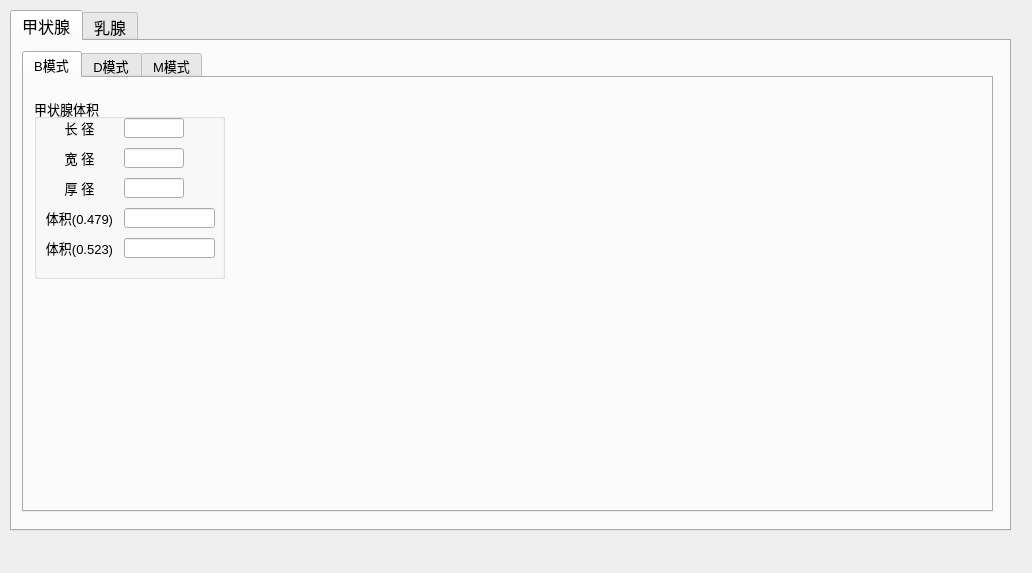
Before: the Qt Designer form tools/Calculator/ui/ui_smp.ui in qingning006/TestCode, drawn with Qt 5.
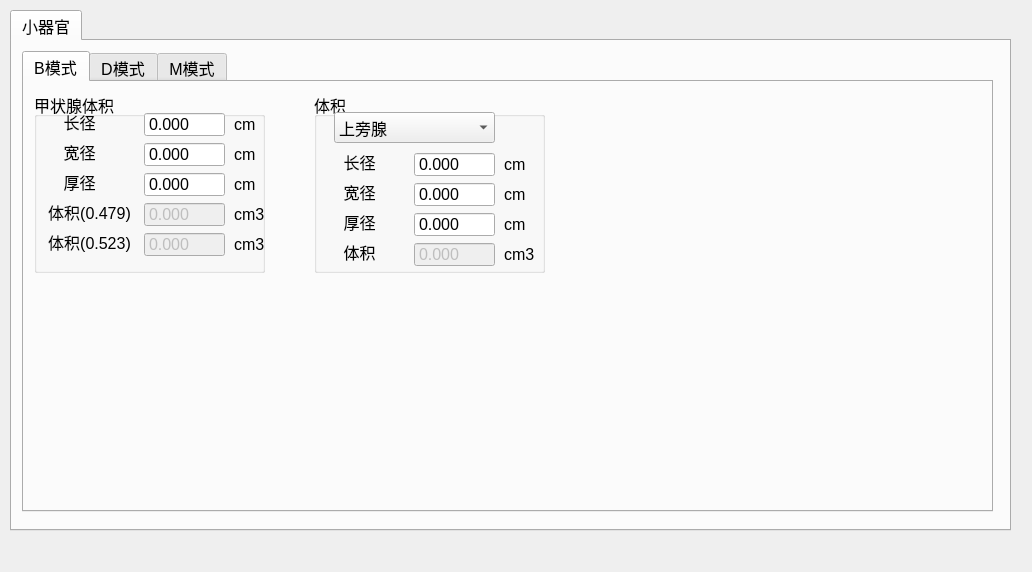
After: the same form once the commit is applied. The open tabs and pages were chosen to show the change.

Commit message: 修改公式计算基类，修改儿科控件，修改腹部，小器官体积计算接口调用

Patch:
```diff
--- a/tools/Calculator/ui/ui_smp.ui
+++ b/tools/Calculator/ui/ui_smp.ui
@@ -7,7 +7,7 @@
     <x>0</x>
     <y>0</y>
     <width>1032</width>
-    <height>573</height>
+    <height>572</height>
    </rect>
   </property>
   <property name="windowTitle">
@@ -37,7 +37,7 @@
      </font>
     </property>
     <attribute name="title">
-     <string>甲状腺</string>
+     <string>小器官</string>
     </attribute>
     <widget class="QTabWidget" name="tabWidget_2">
      <property name="geometry">
@@ -50,7 +50,7 @@
      </property>
      <property name="font">
       <font>
-       <pointsize>10</pointsize>
+       <pointsize>12</pointsize>
       </font>
      </property>
      <property name="currentIndex">
@@ -64,8 +64,8 @@
        <property name="geometry">
         <rect>
          <x>10</x>
-         <y>20</y>
-         <width>191</width>
+         <y>10</y>
+         <width>231</width>
          <height>181</height>
         </rect>
        </property>
@@ -82,22 +82,12 @@
          </rect>
         </property>
         <property name="text">
-         <string>长 径</string>
+         <string>长径</string>
         </property>
         <property name="alignment">
          <set>Qt::AlignCenter</set>
         </property>
        </widget>
-       <widget class="QLineEdit" name="thy_d1">
-        <property name="geometry">
-         <rect>
-          <x>90</x>
-          <y>20</y>
-          <width>60</width>
-          <height>20</height>
-         </rect>
-        </property>
-       </widget>
        <widget class="QLabel" name="label_2">
         <property name="geometry">
          <rect>
@@ -108,32 +98,12 @@
          </rect>
         </property>
         <property name="text">
-         <string>宽 径</string>
+         <string>宽径</string>
         </property>
         <property name="alignment">
          <set>Qt::AlignCenter</set>
         </property>
        </widget>
-       <widget class="QLineEdit" name="thy_d2">
-        <property name="geometry">
-         <rect>
-          <x>90</x>
-          <y>50</y>
-          <width>60</width>
-          <height>20</height>
-         </rect>
-        </property>
-       </widget>
-       <widget class="QLineEdit" name="thy_d3">
-        <property name="geometry">
-         <rect>
-          <x>90</x>
-          <y>80</y>
-          <width>60</width>
-          <height>20</height>
-         </rect>
-        </property>
-       </widget>
        <widget class="QLabel" name="label_3">
         <property name="geometry">
          <rect>
@@ -144,34 +114,18 @@
          </rect>
         </property>
         <property name="text">
-         <string>厚 径</string>
+         <string>厚径</string>
         </property>
         <property name="alignment">
          <set>Qt::AlignCenter</set>
         </property>
        </widget>
-       <widget class="QLineEdit" name="thy_v1">
-        <property name="enabled">
-         <bool>true</bool>
-        </property>
-        <property name="geometry">
-         <rect>
-          <x>90</x>
-          <y>110</y>
-          <width>91</width>
-          <height>20</height>
-         </rect>
-        </property>
-        <property name="readOnly">
-         <bool>true</bool>
-        </property>
-       </widget>
        <widget class="QLabel" name="label_4">
         <property name="geometry">
          <rect>
           <x>10</x>
           <y>110</y>
-          <width>71</width>
+          <width>91</width>
           <height>20</height>
          </rect>
         </property>
@@ -182,28 +136,12 @@
          <set>Qt::AlignCenter</set>
         </property>
        </widget>
-       <widget class="QLineEdit" name="thy_v2">
-        <property name="enabled">
-         <bool>true</bool>
-        </property>
-        <property name="geometry">
-         <rect>
-          <x>90</x>
-          <y>140</y>
-          <width>91</width>
-          <height>20</height>
-         </rect>
-        </property>
-        <property name="readOnly">
-         <bool>true</bool>
-        </property>
-       </widget>
        <widget class="QLabel" name="label_5">
         <property name="geometry">
          <rect>
           <x>10</x>
           <y>140</y>
-          <width>71</width>
+          <width>91</width>
           <height>20</height>
          </rect>
         </property>
@@ -214,6 +152,571 @@
          <set>Qt::AlignCenter</set>
         </property>
        </widget>
+       <widget class="QDoubleSpinBox" name="thy_l">
+        <property name="geometry">
+         <rect>
+          <x>110</x>
+          <y>20</y>
+          <width>81</width>
+          <height>25</height>
+         </rect>
+        </property>
+        <property name="font">
+         <font>
+          <pointsize>12</pointsize>
+         </font>
+        </property>
+        <property name="styleSheet">
+         <string notr="true"/>
+        </property>
+        <property name="buttonSymbols">
+         <enum>QAbstractSpinBox::NoButtons</enum>
+        </property>
+        <property name="decimals">
+         <number>3</number>
+        </property>
+        <property name="maximum">
+         <double>99999.990000000005239</double>
+        </property>
+        <property name="singleStep">
+         <double>0.010000000000000</double>
+        </property>
+       </widget>
+       <widget class="QDoubleSpinBox" name="thy_w">
+        <property name="geometry">
+         <rect>
+          <x>110</x>
+          <y>50</y>
+          <width>81</width>
+          <height>25</height>
+         </rect>
+        </property>
+        <property name="font">
+         <font>
+          <pointsize>12</pointsize>
+         </font>
+        </property>
+        <property name="styleSheet">
+         <string notr="true"/>
+        </property>
+        <property name="buttonSymbols">
+         <enum>QAbstractSpinBox::NoButtons</enum>
+        </property>
+        <property name="decimals">
+         <number>3</number>
+        </property>
+        <property name="maximum">
+         <double>99999.990000000005239</double>
+        </property>
+        <property name="singleStep">
+         <double>0.010000000000000</double>
+        </property>
+       </widget>
+       <widget class="QDoubleSpinBox" name="thy_h">
+        <property name="geometry">
+         <rect>
+          <x>110</x>
+          <y>80</y>
+          <width>81</width>
+          <height>25</height>
+         </rect>
+        </property>
+        <property name="font">
+         <font>
+          <pointsize>12</pointsize>
+         </font>
+        </property>
+        <property name="styleSheet">
+         <string notr="true"/>
+        </property>
+        <property name="buttonSymbols">
+         <enum>QAbstractSpinBox::NoButtons</enum>
+        </property>
+        <property name="decimals">
+         <number>3</number>
+        </property>
+        <property name="maximum">
+         <double>99999.990000000005239</double>
+        </property>
+        <property name="singleStep">
+         <double>0.010000000000000</double>
+        </property>
+       </widget>
+       <widget class="QDoubleSpinBox" name="thy_vol1">
+        <property name="enabled">
+         <bool>false</bool>
+        </property>
+        <property name="geometry">
+         <rect>
+          <x>110</x>
+          <y>110</y>
+          <width>81</width>
+          <height>25</height>
+         </rect>
+        </property>
+        <property name="font">
+         <font>
+          <pointsize>12</pointsize>
+         </font>
+        </property>
+        <property name="styleSheet">
+         <string notr="true"/>
+        </property>
+        <property name="buttonSymbols">
+         <enum>QAbstractSpinBox::NoButtons</enum>
+        </property>
+        <property name="decimals">
+         <number>3</number>
+        </property>
+        <property name="maximum">
+         <double>99999.990000000005239</double>
+        </property>
+        <property name="singleStep">
+         <double>0.010000000000000</double>
+        </property>
+       </widget>
+       <widget class="QDoubleSpinBox" name="thy_vol2">
+        <property name="enabled">
+         <bool>false</bool>
+        </property>
+        <property name="geometry">
+         <rect>
+          <x>110</x>
+          <y>140</y>
+          <width>81</width>
+          <height>25</height>
+         </rect>
+        </property>
+        <property name="font">
+         <font>
+          <pointsize>12</pointsize>
+         </font>
+        </property>
+        <property name="styleSheet">
+         <string notr="true"/>
+        </property>
+        <property name="buttonSymbols">
+         <enum>QAbstractSpinBox::NoButtons</enum>
+        </property>
+        <property name="decimals">
+         <number>3</number>
+        </property>
+        <property name="maximum">
+         <double>99999.990000000005239</double>
+        </property>
+        <property name="singleStep">
+         <double>0.010000000000000</double>
+        </property>
+       </widget>
+       <widget class="QLabel" name="label_10">
+        <property name="geometry">
+         <rect>
+          <x>200</x>
+          <y>140</y>
+          <width>31</width>
+          <height>25</height>
+         </rect>
+        </property>
+        <property name="text">
+         <string>cm3</string>
+        </property>
+        <property name="alignment">
+         <set>Qt::AlignLeading|Qt::AlignLeft|Qt::AlignVCenter</set>
+        </property>
+       </widget>
+       <widget class="QLabel" name="label_11">
+        <property name="geometry">
+         <rect>
+          <x>200</x>
+          <y>110</y>
+          <width>31</width>
+          <height>25</height>
+         </rect>
+        </property>
+        <property name="text">
+         <string>cm3</string>
+        </property>
+        <property name="alignment">
+         <set>Qt::AlignLeading|Qt::AlignLeft|Qt::AlignVCenter</set>
+        </property>
+       </widget>
+       <widget class="QLabel" name="label_12">
+        <property name="geometry">
+         <rect>
+          <x>200</x>
+          <y>80</y>
+          <width>31</width>
+          <height>25</height>
+         </rect>
+        </property>
+        <property name="text">
+         <string>cm</string>
+        </property>
+        <property name="alignment">
+         <set>Qt::AlignLeading|Qt::AlignLeft|Qt::AlignVCenter</set>
+        </property>
+       </widget>
+       <widget class="QLabel" name="label_13">
+        <property name="geometry">
+         <rect>
+          <x>200</x>
+          <y>50</y>
+          <width>31</width>
+          <height>25</height>
+         </rect>
+        </property>
+        <property name="text">
+         <string>cm</string>
+        </property>
+        <property name="alignment">
+         <set>Qt::AlignLeading|Qt::AlignLeft|Qt::AlignVCenter</set>
+        </property>
+       </widget>
+       <widget class="QLabel" name="label_14">
+        <property name="geometry">
+         <rect>
+          <x>200</x>
+          <y>20</y>
+          <width>31</width>
+          <height>25</height>
+         </rect>
+        </property>
+        <property name="text">
+         <string>cm</string>
+        </property>
+        <property name="alignment">
+         <set>Qt::AlignLeading|Qt::AlignLeft|Qt::AlignVCenter</set>
+        </property>
+       </widget>
+      </widget>
+      <widget class="QGroupBox" name="groupBox_2">
+       <property name="geometry">
+        <rect>
+         <x>290</x>
+         <y>10</y>
+         <width>231</width>
+         <height>181</height>
+        </rect>
+       </property>
+       <property name="title">
+        <string>体积</string>
+       </property>
+       <widget class="QLabel" name="label_6">
+        <property name="geometry">
+         <rect>
+          <x>10</x>
+          <y>60</y>
+          <width>71</width>
+          <height>20</height>
+         </rect>
+        </property>
+        <property name="text">
+         <string>长径</string>
+        </property>
+        <property name="alignment">
+         <set>Qt::AlignCenter</set>
+        </property>
+       </widget>
+       <widget class="QLabel" name="label_7">
+        <property name="geometry">
+         <rect>
+          <x>10</x>
+          <y>90</y>
+          <width>71</width>
+          <height>20</height>
+         </rect>
+        </property>
+        <property name="text">
+         <string>宽径</string>
+        </property>
+        <property name="alignment">
+         <set>Qt::AlignCenter</set>
+        </property>
+       </widget>
+       <widget class="QLabel" name="label_8">
+        <property name="geometry">
+         <rect>
+          <x>10</x>
+          <y>120</y>
+          <width>71</width>
+          <height>20</height>
+         </rect>
+        </property>
+        <property name="text">
+         <string>厚径</string>
+        </property>
+        <property name="alignment">
+         <set>Qt::AlignCenter</set>
+        </property>
+       </widget>
+       <widget class="QLabel" name="label_9">
+        <property name="geometry">
+         <rect>
+          <x>10</x>
+          <y>150</y>
+          <width>71</width>
+          <height>20</height>
+         </rect>
+        </property>
+        <property name="text">
+         <string>体积</string>
+        </property>
+        <property name="alignment">
+         <set>Qt::AlignCenter</set>
+        </property>
+       </widget>
+       <widget class="QDoubleSpinBox" name="node_thy_l">
+        <property name="geometry">
+         <rect>
+          <x>100</x>
+          <y>60</y>
+          <width>81</width>
+          <height>25</height>
+         </rect>
+        </property>
+        <property name="font">
+         <font>
+          <pointsize>12</pointsize>
+         </font>
+        </property>
+        <property name="styleSheet">
+         <string notr="true"/>
+        </property>
+        <property name="buttonSymbols">
+         <enum>QAbstractSpinBox::NoButtons</enum>
+        </property>
+        <property name="decimals">
+         <number>3</number>
+        </property>
+        <property name="maximum">
+         <double>99999.990000000005239</double>
+        </property>
+        <property name="singleStep">
+         <double>0.010000000000000</double>
+        </property>
+       </widget>
+       <widget class="QDoubleSpinBox" name="node_thy_w">
+        <property name="geometry">
+         <rect>
+          <x>100</x>
+          <y>90</y>
+          <width>81</width>
+          <height>25</height>
+         </rect>
+        </property>
+        <property name="font">
+         <font>
+          <pointsize>12</pointsize>
+         </font>
+        </property>
+        <property name="styleSheet">
+         <string notr="true"/>
+        </property>
+        <property name="buttonSymbols">
+         <enum>QAbstractSpinBox::NoButtons</enum>
+        </property>
+        <property name="decimals">
+         <number>3</number>
+        </property>
+        <property name="maximum">
+         <double>99999.990000000005239</double>
+        </property>
+        <property name="singleStep">
+         <double>0.010000000000000</double>
+        </property>
+       </widget>
+       <widget class="QDoubleSpinBox" name="node_thy_h">
+        <property name="geometry">
+         <rect>
+          <x>100</x>
+          <y>120</y>
+          <width>81</width>
+          <height>25</height>
+         </rect>
+        </property>
+        <property name="font">
+         <font>
+          <pointsize>12</pointsize>
+         </font>
+        </property>
+        <property name="styleSheet">
+         <string notr="true"/>
+        </property>
+        <property name="buttonSymbols">
+         <enum>QAbstractSpinBox::NoButtons</enum>
+        </property>
+        <property name="decimals">
+         <number>3</number>
+        </property>
+        <property name="maximum">
+         <double>99999.990000000005239</double>
+        </property>
+        <property name="singleStep">
+         <double>0.010000000000000</double>
+        </property>
+       </widget>
+       <widget class="QDoubleSpinBox" name="node_thy_vol">
+        <property name="enabled">
+         <bool>false</bool>
+        </property>
+        <property name="geometry">
+         <rect>
+          <x>100</x>
+          <y>150</y>
+          <width>81</width>
+          <height>25</height>
+         </rect>
+        </property>
+        <property name="font">
+         <font>
+          <pointsize>12</pointsize>
+         </font>
+        </property>
+        <property name="styleSheet">
+         <string notr="true"/>
+        </property>
+        <property name="buttonSymbols">
+         <enum>QAbstractSpinBox::NoButtons</enum>
+        </property>
+        <property name="decimals">
+         <number>3</number>
+        </property>
+        <property name="maximum">
+         <double>99999.990000000005239</double>
+        </property>
+        <property name="singleStep">
+         <double>0.010000000000000</double>
+        </property>
+       </widget>
+       <widget class="QLabel" name="label_17">
+        <property name="geometry">
+         <rect>
+          <x>190</x>
+          <y>150</y>
+          <width>31</width>
+          <height>25</height>
+         </rect>
+        </property>
+        <property name="text">
+         <string>cm3</string>
+        </property>
+        <property name="alignment">
+         <set>Qt::AlignLeading|Qt::AlignLeft|Qt::AlignVCenter</set>
+        </property>
+       </widget>
+       <widget class="QLabel" name="label_18">
+        <property name="geometry">
+         <rect>
+          <x>190</x>
+          <y>120</y>
+          <width>31</width>
+          <height>25</height>
+         </rect>
+        </property>
+        <property name="text">
+         <string>cm</string>
+        </property>
+        <property name="alignment">
+         <set>Qt::AlignLeading|Qt::AlignLeft|Qt::AlignVCenter</set>
+        </property>
+       </widget>
+       <widget class="QLabel" name="label_19">
+        <property name="geometry">
+         <rect>
+          <x>190</x>
+          <y>90</y>
+          <width>31</width>
+          <height>25</height>
+         </rect>
+        </property>
+        <property name="text">
+         <string>cm</string>
+        </property>
+        <property name="alignment">
+         <set>Qt::AlignLeading|Qt::AlignLeft|Qt::AlignVCenter</set>
+        </property>
+       </widget>
+       <widget class="QLabel" name="label_20">
+        <property name="geometry">
+         <rect>
+          <x>190</x>
+          <y>60</y>
+          <width>31</width>
+          <height>25</height>
+         </rect>
+        </property>
+        <property name="text">
+         <string>cm</string>
+        </property>
+        <property name="alignment">
+         <set>Qt::AlignLeading|Qt::AlignLeft|Qt::AlignVCenter</set>
+        </property>
+       </widget>
+       <widget class="QComboBox" name="cmbox_node_thy">
+        <property name="geometry">
+         <rect>
+          <x>20</x>
+          <y>20</y>
+          <width>161</width>
+          <height>31</height>
+         </rect>
+        </property>
+        <item>
+         <property name="text">
+          <string>上旁腺</string>
+         </property>
+        </item>
+        <item>
+         <property name="text">
+          <string>下旁腺</string>
+         </property>
+        </item>
+        <item>
+         <property name="text">
+          <string>睾丸</string>
+         </property>
+        </item>
+        <item>
+         <property name="text">
+          <string>附睾头</string>
+         </property>
+        </item>
+        <item>
+         <property name="text">
+          <string>附睾尾</string>
+         </property>
+        </item>
+        <item>
+         <property name="text">
+          <string>附睾体</string>
+         </property>
+        </item>
+        <item>
+         <property name="text">
+          <string>病灶1</string>
+         </property>
+        </item>
+        <item>
+         <property name="text">
+          <string>病灶2</string>
+         </property>
+        </item>
+        <item>
+         <property name="text">
+          <string>病灶3</string>
+         </property>
+        </item>
+        <item>
+         <property name="text">
+          <string>病灶4</string>
+         </property>
+        </item>
+        <item>
+         <property name="text">
+          <string>病灶5</string>
+         </property>
+        </item>
+       </widget>
       </widget>
      </widget>
      <widget class="QWidget" name="tab_thy_d">
@@ -228,11 +731,6 @@
      </widget>
     </widget>
    </widget>
-   <widget class="QWidget" name="tab_breast">
-    <attribute name="title">
-     <string>乳腺</string>
-    </attribute>
-   </widget>
   </widget>
  </widget>
  <resources/>
```
Left out of the diff: 2 changed lines with no effect on the pictures. The commit also changes 10 other files.
